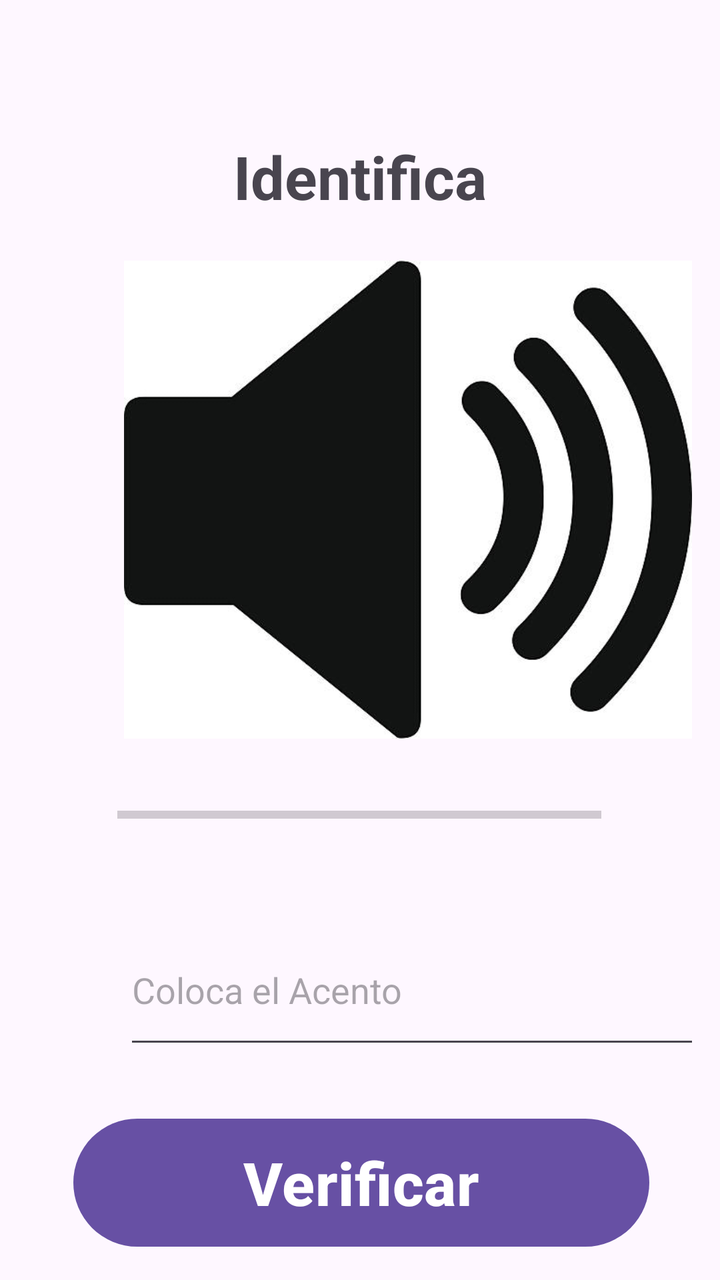
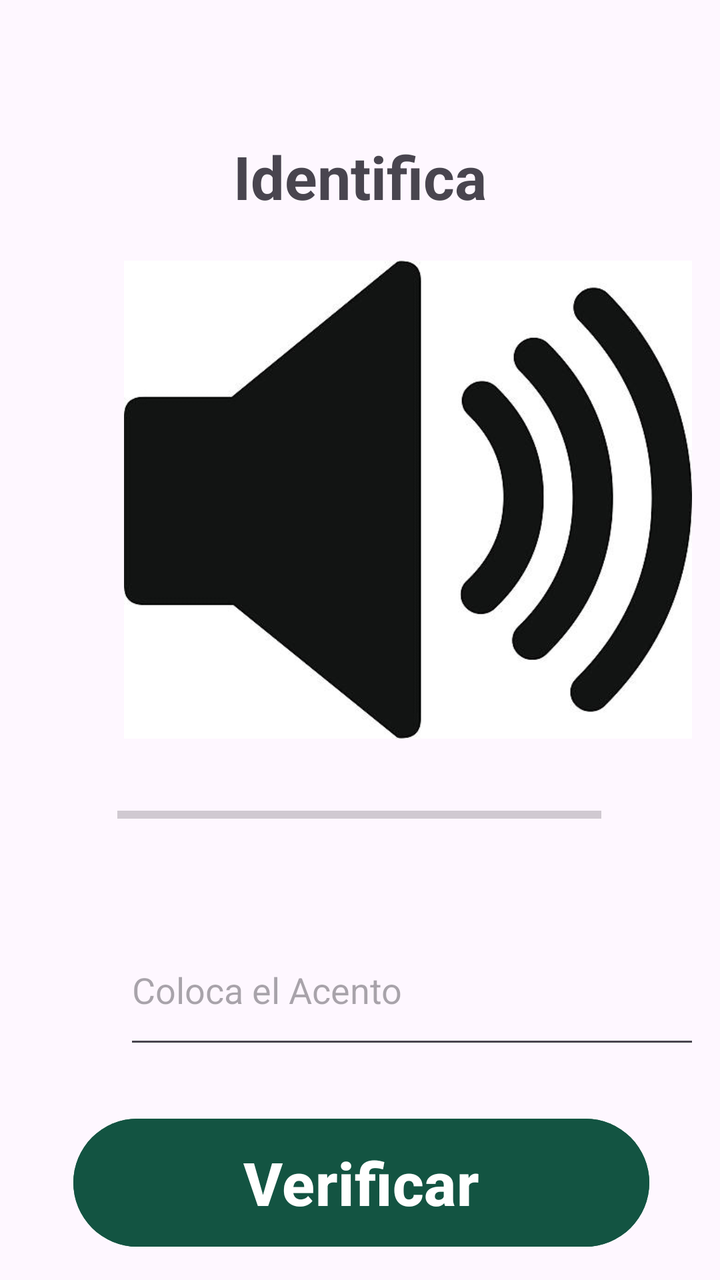

Compare the two renders of this Android layout. The source of the first and the diff that turns it into the second are given below.
<!-- AndroidManifest.xml: application theme Theme.AuspectusPantallas -->
<!-- res/layout/activity_acentos1.xml -->
<?xml version="1.0" encoding="utf-8"?>
<androidx.constraintlayout.widget.ConstraintLayout xmlns:android="http://schemas.android.com/apk/res/android"
    xmlns:app="http://schemas.android.com/apk/res-auto"
    xmlns:tools="http://schemas.android.com/tools"
    android:id="@+id/main"
    android:layout_width="match_parent"
    android:layout_height="match_parent"
    tools:context=".Acentos1">


    <TextView
        android:id="@+id/textView"
        android:layout_width="wrap_content"
        android:layout_height="wrap_content"
        android:layout_marginStart="74dp"
        android:layout_marginTop="68dp"
        android:layout_marginEnd="74dp"
        android:text="Identifica"
        android:textSize="30dp"
        android:textStyle="bold"
        app:layout_constraintEnd_toEndOf="parent"
        app:layout_constraintStart_toStartOf="parent"
        app:layout_constraintTop_toTopOf="parent" />

    <ImageButton
        android:id="@+id/ImgBtn1"
        android:layout_width="284dp"
        android:layout_height="239dp"
        android:layout_marginStart="62dp"
        android:layout_marginTop="22dp"
        android:layout_marginEnd="63dp"
        android:background="@drawable/audio"
        app:layout_constraintEnd_toEndOf="parent"
        app:layout_constraintHorizontal_bias="0.0"
        app:layout_constraintStart_toStartOf="parent"
        app:layout_constraintTop_toBottomOf="@+id/textView" />

    <EditText
        android:id="@+id/ETAcento"
        android:layout_width="288dp"
        android:layout_height="72dp"
        android:layout_marginStart="62dp"
        android:layout_marginTop="20dp"
        android:layout_marginEnd="61dp"
        android:hint="Coloca el Acento"
        android:inputType="textCapCharacters"
        app:layout_constraintEnd_toEndOf="parent"
        app:layout_constraintHorizontal_bias="0.0"
        app:layout_constraintStart_toStartOf="parent"
        app:layout_constraintTop_toBottomOf="@+id/progressBar1" />

    <ProgressBar
        android:id="@+id/progressBar1"
        style="?android:attr/progressBarStyleHorizontal"
        android:layout_width="242dp"
        android:layout_height="60dp"
        android:layout_marginStart="84dp"
        android:layout_marginTop="8dp"
        android:layout_marginEnd="85dp"
        app:layout_constraintEnd_toEndOf="parent"
        app:layout_constraintStart_toStartOf="parent"
        app:layout_constraintTop_toBottomOf="@+id/ImgBtn1" />

    <Button
        android:id="@+id/btnVerf"
        android:layout_width="288dp"
        android:layout_height="72dp"
        android:layout_marginStart="62dp"
        android:layout_marginTop="26dp"
        android:layout_marginEnd="61dp"
        android:text="Verificar"
        android:textSize="30dp"
        android:textStyle="bold"
        app:layout_constraintEnd_toEndOf="parent"
        app:layout_constraintStart_toStartOf="parent"
        app:layout_constraintTop_toBottomOf="@+id/ETAcento" />
</androidx.constraintlayout.widget.ConstraintLayout>
<!-- resources referenced by this layout -->
<resources>
  <!-- drawable audio: png bitmap (drawable-normal, 68595 bytes) -->
  <style name="Theme.AuspectusPantallas" parent="Base.Theme.AuspectusPantallas" />
  <style name="Base.Theme.AuspectusPantallas" parent="Theme.Material3.DayNight.NoActionBar">
          
          
      </style>
</resources>

<!-- the commit's change to res/layout/activity_acentos1.xml (unified diff, before → after) -->
@@ -70,6 +70,7 @@
         android:layout_marginEnd="61dp"
         android:text="Verificar"
         android:textSize="30dp"
+        android:backgroundTint="@color/Nivel"
         android:textStyle="bold"
         app:layout_constraintEnd_toEndOf="parent"
         app:layout_constraintStart_toStartOf="parent"
<!-- resource entries referenced after the edit -->
@@ -1,8 +1,9 @@
 <!-- resources referenced by this layout -->
 <resources>
+  <color name="Nivel">#135442</color>
   <!-- drawable audio: png bitmap (drawable-normal, 68595 bytes) -->
   <style name="Theme.AuspectusPantallas" parent="Base.Theme.AuspectusPantallas" />
-  <style name="Base.Theme.AuspectusPantallas" parent="Theme.Material3.DayNight.NoActionBar">
+  <style name="Base.Theme.AuspectusPantallas" parent="Theme.Material3.Light.NoActionBar">
           
           
       </style>
